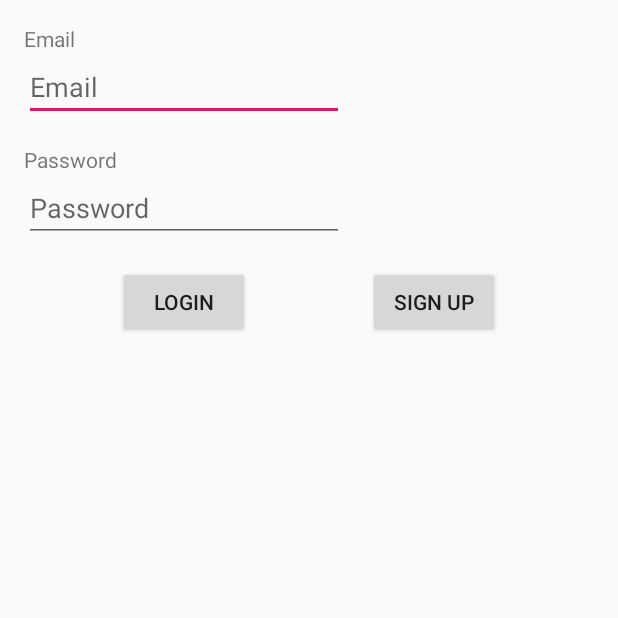
After one commit to Salma-2/ShoeStore, an Android app: the fragment LoginFragment shown on its own in the app's theme, on a phone screen of 412 x 824 dp, the top half of it. The commit adds this screen. Run offline under Robolectric (Android 15) with nearby library versions, the phone set to English and light mode, and no system bars; our stand-ins replace data binding.

Commit message:
created login layout

```diff
--- /dev/null
+++ b/app/src/main/java/com/udacity/shoestore/screens/login/LoginFragment.kt
@@ -0,0 +1,21 @@
+package com.udacity.shoestore.screens.login
+
+import android.os.Bundle
+import androidx.fragment.app.Fragment
+import android.view.LayoutInflater
+import android.view.View
+import android.view.ViewGroup
+import com.udacity.shoestore.R
+
+class LoginFragment : Fragment() {
+
+
+    override fun onCreateView(
+        inflater: LayoutInflater, container: ViewGroup?,
+        savedInstanceState: Bundle?
+    ): View? {
+
+        return inflater.inflate(R.layout.fragment_login, container, false)
+    }
+
+}
--- /dev/null
+++ b/app/src/main/res/layout/fragment_login.xml
@@ -0,0 +1,74 @@
+<?xml version="1.0" encoding="utf-8"?>
+<layout xmlns:android="http://schemas.android.com/apk/res/android"
+    xmlns:app="http://schemas.android.com/apk/res-auto"
+    xmlns:tools="http://schemas.android.com/tools">
+
+    <androidx.constraintlayout.widget.ConstraintLayout
+        android:layout_width="match_parent"
+        android:layout_height="match_parent"
+        >
+
+
+        <TextView
+            android:id="@+id/emailTv"
+            android:layout_width="wrap_content"
+            android:layout_height="wrap_content"
+            android:layout_marginStart="@dimen/big_margin"
+            android:layout_marginTop="@dimen/big_margin"
+            android:text="@string/email"
+            app:layout_constraintStart_toStartOf="parent"
+            app:layout_constraintTop_toTopOf="parent"/>
+
+        <TextView
+            android:id="@+id/passTv"
+            android:layout_width="wrap_content"
+            android:layout_height="wrap_content"
+            android:text="@string/password"
+            android:layout_marginTop="@dimen/big_margin"
+            app:layout_constraintStart_toStartOf="@+id/email_input"
+            app:layout_constraintTop_toBottomOf="@+id/email_input" />
+
+        <EditText
+            android:id="@+id/email_input"
+            android:layout_width="wrap_content"
+            android:layout_height="wrap_content"
+            android:ems="10"
+            android:hint="@string/email"
+            android:inputType="textEmailAddress"
+            app:layout_constraintStart_toStartOf="@+id/emailTv"
+            app:layout_constraintTop_toBottomOf="@+id/emailTv" />
+
+        <EditText
+            android:id="@+id/password_input"
+            android:layout_width="wrap_content"
+            android:layout_height="wrap_content"
+            android:ems="10"
+            android:hint="@string/password"
+            android:inputType="textPassword"
+            app:layout_constraintStart_toStartOf="@+id/passTv"
+            app:layout_constraintTop_toBottomOf="@+id/passTv" />
+
+        <Button
+            android:id="@+id/login_btn"
+            android:layout_width="wrap_content"
+            android:layout_height="wrap_content"
+            android:text="@string/login"
+            app:layout_constraintEnd_toStartOf="@+id/signup_btn"
+            app:layout_constraintHorizontal_bias="0.5"
+            app:layout_constraintStart_toStartOf="parent"
+            android:layout_marginTop="@dimen/big_margin"
+            app:layout_constraintTop_toBottomOf="@+id/password_input" />
+
+        <Button
+            android:id="@+id/signup_btn"
+            android:layout_width="wrap_content"
+            android:layout_height="wrap_content"
+            android:text="@string/sign_up"
+            app:layout_constraintEnd_toEndOf="parent"
+            app:layout_constraintHorizontal_bias="0.5"
+            app:layout_constraintStart_toEndOf="@+id/login_btn"
+            app:layout_constraintTop_toTopOf="@+id/login_btn" />
+
+    </androidx.constraintlayout.widget.ConstraintLayout>
+
+</layout>
--- /dev/null
+++ b/app/src/main/res/values/dimens.xml
@@ -0,0 +1,6 @@
+<?xml version="1.0" encoding="utf-8"?>
+<resources>
+    <dimen name="big_margin">16dp</dimen>
+    <dimen name="small_margin">8dp</dimen>
+
+</resources>
--- a/app/src/main/res/values/strings.xml
+++ b/app/src/main/res/values/strings.xml
@@ -1,3 +1,9 @@
 <resources>
     <string name="app_name">ShoeStore</string>
+
+    <string name="email">Email</string>
+    <string name="password">Password</string>
+    <string name="login">Login</string>
+    <string name="sign_up">Sign Up</string>
+    <string name="login_fragment">LoginFragment</string>
 </resources>
--- a/build.gradle
+++ b/build.gradle
@@ -10,7 +10,7 @@ buildscript {
     }
     dependencies {
         classpath 'com.android.tools.build:gradle:4.0.1'
-        classpath "org.jetbrains.kotlin:kotlin-gradle-plugin:$kotlin_version"
+        classpath "org.jetbrains.kotlin:kotlin-gradle-plugin:1.6.10"
         classpath "androidx.navigation:navigation-safe-args-gradle-plugin:$nav_version"
         // NOTE: Do not place your application dependencies here; they belong
         // in the individual module build.gradle files
```
Also changed, not shown: app/src/main/java/com/udacity/shoestore/MainActivity.kt (+7 -1 lines), app/src/main/res/layout/activity_main.xml (+20 -5 lines), app/src/main/res/navigation/nav_graph.xml (+6 -1 lines).
